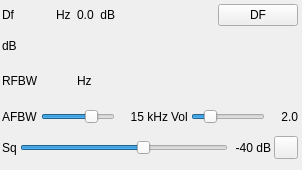
lirikanmatadewa/sdrangel, file plugins/channelrx/demodwfm/wfmdemodgui.ui: the form before one commit.
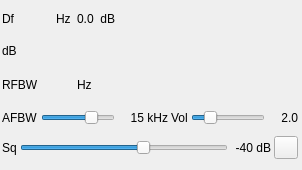
The form after the commit. Icons and pictures are not drawn. Custom widgets are drawn as their Qt base class.

The edit to the form file:
```diff
--- a/plugins/channelrx/demodwfm/wfmdemodgui.ui
+++ b/plugins/channelrx/demodwfm/wfmdemodgui.ui
@@ -166,13 +166,6 @@
           </property>
          </spacer>
         </item>
-        <item>
-         <widget class="QPushButton" name="DFButton">
-          <property name="text">
-           <string>DF</string>
-          </property>
-         </widget>
-        </item>
        </layout>
       </item>
      </layout>
```
